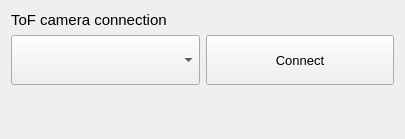
This is Modules/ToFUI/Qmitk/QmitkToFConnectionWidgetControls.ui in MITK/MITK as Qt 5 draws it before an edit. The edited form follows.
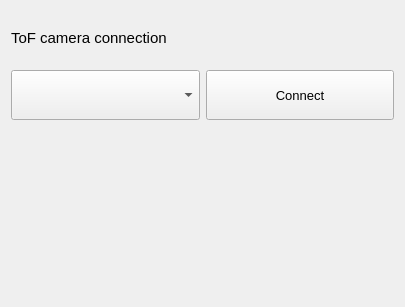
This is the edited form. Icons and pictures are not drawn. Custom widgets are drawn as their Qt base class.

Diff of the .ui file:
```diff
--- a/Modules/ToFUI/Qmitk/QmitkToFConnectionWidgetControls.ui
+++ b/Modules/ToFUI/Qmitk/QmitkToFConnectionWidgetControls.ui
@@ -7,7 +7,7 @@
     <x>0</x>
     <y>0</y>
     <width>405</width>
-    <height>139</height>
+    <height>307</height>
    </rect>
   </property>
   <property name="minimumSize">
```
